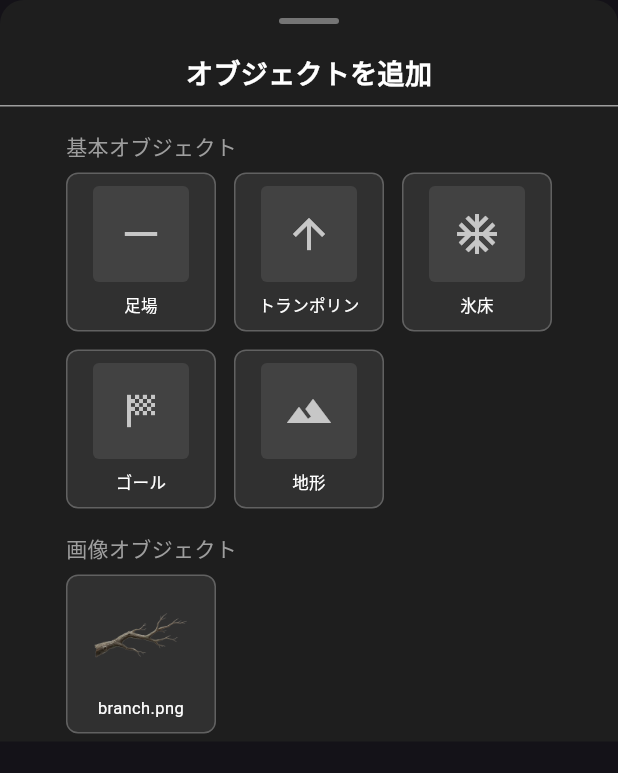
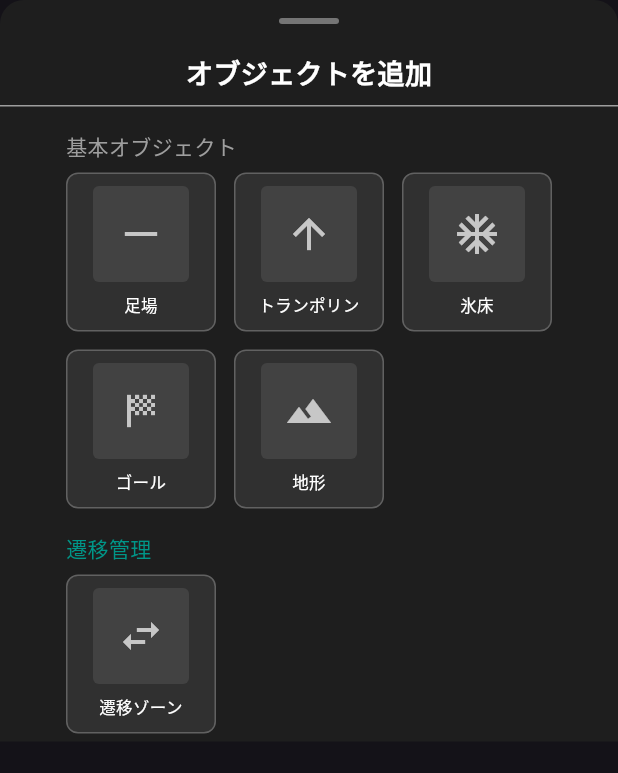
Before and after one commit to iwamaki/otedama-flyaway, a Flutter app: the ObjectPicker widget shown alone on an empty page, opened directly with empty values, on a phone screen of 412 x 824 dp. Shown: the top 773 px of the screen. Run offline on Flutter 3.47's test engine with Material 3 defaults, Android fonts, the phone set to English and light mode, and no system bars; our stand-ins replace flutter_dotenv, shared_preferences; missing offline and left inert: flame, flame_forge2d; accounts and stored records are empty.

Commit message:
遷移ゾーンオブジェクトを追加しステージ遷移をビジュアルに設定可能に
- TransitionZoneステージオブジェクトを新規作成
  - 半透明のセンサーエリア（物理当たり判定なし）
  - お手玉がゾーン内に入ると次ステージへ遷移
  - サイズ変更・回転に対応
- オブジェクトピッカーに「遷移管理」セクションを追加
- 遷移ゾーン選択時にドロップダウンで遷移先を選択可能
- 境界ベースの遷移設定ダイアログを削除（遷移ゾーンで代替可能）

🤖 Generated with [Claude Code](https://claude.com/claude-code)

Co-Authored-By: Claude Opus 4.5 <noreply@anthropic.com>

```diff
--- a/lib/main.dart
+++ b/lib/main.dart
@@ -8,6 +8,7 @@ import 'components/stage/image_object.dart';
 import 'components/stage/platform.dart';
 import 'components/stage/terrain.dart';
 import 'components/stage/trampoline.dart';
+import 'components/stage/transition_zone.dart';
 import 'models/stage_data.dart';
 import 'services/logger_service.dart';
 import 'services/settings_service.dart';
@@ -36,6 +37,7 @@ void main() async {
   registerTrampolineFactory();
   registerIceFloorFactory();
   registerTerrainFactory();
+  registerTransitionZoneFactory();
 
   // 設定サービスを初期化
   await SettingsService.instance.init();
--- a/lib/ui/object_picker.dart
+++ b/lib/ui/object_picker.dart
@@ -67,6 +67,16 @@ class ObjectRegistry {
     ),
   ];
 
+  /// 遷移管理オブジェクト
+  static const List<InsertableObject> transitions = [
+    InsertableObject(
+      id: 'transitionZone',
+      name: '遷移ゾーン',
+      type: ObjectType.primitive,
+      icon: Icons.swap_horiz,
+    ),
+  ];
+
   /// 画像オブジェクト
   /// 新しい画像を追加する場合はここにエントリを追加
   static const List<InsertableObject> images = [
@@ -86,7 +96,7 @@ class ObjectRegistry {
   ];
 
   /// 全てのオブジェクト
-  static List<InsertableObject> get all => [...primitives, ...images];
+  static List<InsertableObject> get all => [...primitives, ...transitions, ...images];
 }
 
 /// オブジェクト選択ピッカー（ボトムシート用）
@@ -157,14 +167,21 @@ class ObjectPicker extends StatelessWidget {
                   if (ObjectRegistry.primitives.isNotEmpty) ...[
                     _buildSectionHeader('基本オブジェクト'),
                     const SizedBox(height: 8),
-                    _buildPrimitiveGrid(),
+                    _buildObjectGrid(ObjectRegistry.primitives),
+                    const SizedBox(height: 16),
+                  ],
+                  // 遷移管理セクション
+                  if (ObjectRegistry.transitions.isNotEmpty) ...[
+                    _buildSectionHeader('遷移管理', color: Colors.teal),
+                    const SizedBox(height: 8),
+                    _buildObjectGrid(ObjectRegistry.transitions),
                     const SizedBox(height: 16),
                   ],
                   // 画像オブジェクトセクション
                   if (ObjectRegistry.images.isNotEmpty) ...[
                     _buildSectionHeader('画像オブジェクト'),
                     const SizedBox(height: 8),
-                    _buildImageGrid(),
+                    _buildObjectGrid(ObjectRegistry.images),
                   ],
                 ],
               ),
@@ -175,35 +192,22 @@ class ObjectPicker extends StatelessWidget {
     );
   }
 
-  Widget _buildSectionHeader(String title) {
+  Widget _buildSectionHeader(String title, {Color color = Colors.grey}) {
     return Text(
       title,
-      style: const TextStyle(
-        color: Colors.grey,
+      style: TextStyle(
+        color: color,
         fontSize: 14,
         fontWeight: FontWeight.w500,
       ),
     );
   }
 
-  Widget _buildPrimitiveGrid() {
+  Widget _buildObjectGrid(List<InsertableObject> objects) {
     return Wrap(
       spacing: 12,
       runSpacing: 12,
-      children: ObjectRegistry.primitives.map((obj) {
-        return _ObjectTile(
-          object: obj,
-          onTap: () => onSelect(obj),
-        );
-      }).toList(),
-    );
-  }
-
-  Widget _buildImageGrid() {
-    return Wrap(
-      spacing: 12,
-      runSpacing: 12,
-      children: ObjectRegistry.images.map((obj) {
+      children: objects.map((obj) {
         return _ObjectTile(
           object: obj,
           onTap: () => onSelect(obj),
```
Also changed, not shown: lib/components/stage/transition_zone.dart (added, +244 -0 lines), lib/game/otedama_game.dart (+57 -1 lines), lib/ui/stage_editor.dart (+83 -0 lines).
